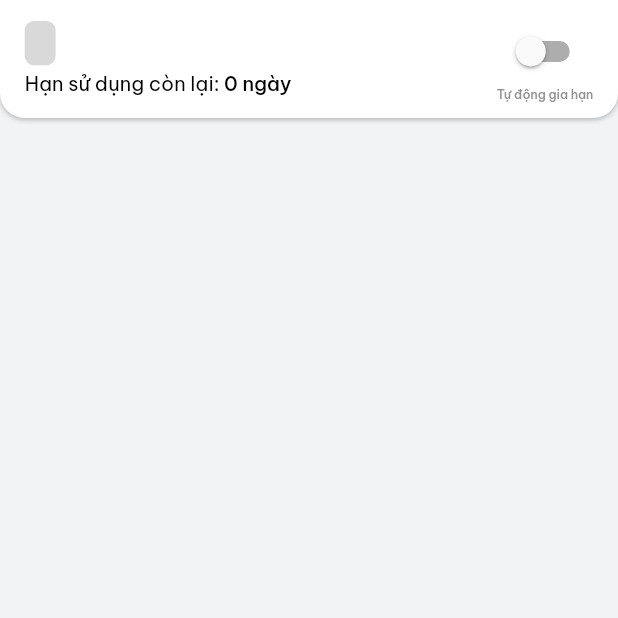
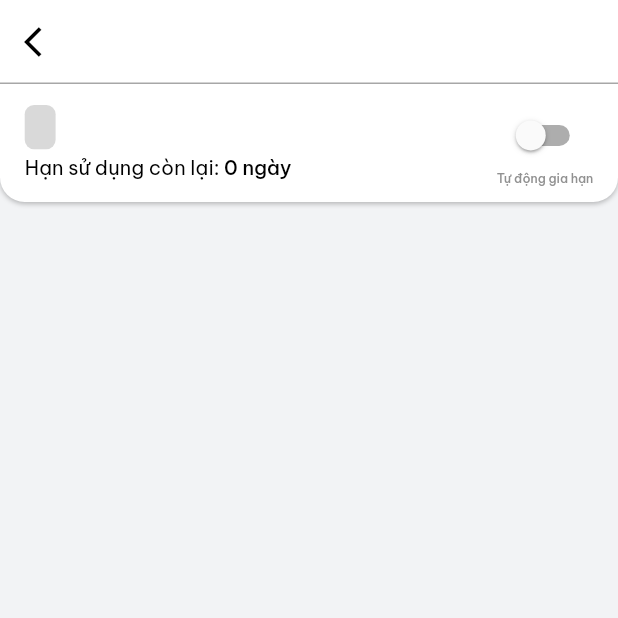
Before and after one commit to spoorknight/Aloshipper, a Flutter app: the ExtendScreen screen opened directly, on a phone screen of 412 x 824 dp, the top half of it. Run offline on Flutter 3.47's test engine with Material 2 defaults, Android fonts, the phone set to English and light mode, and no system bars; our stand-ins replace badges, cached_network_image, device_info_plus, dio, dropdown_button2, equatable and 33 more; missing offline and left inert: expansion_widget, flutter_barcode_scanner, tiengviet; accounts and stored records are empty; generated files the repository leaves out were written again; network calls fail.

Commit message:
feat: add Appbar in extend_screen

```diff
--- a/lib/src/features/extend/extend_screen.dart
+++ b/lib/src/features/extend/extend_screen.dart
@@ -37,6 +37,13 @@ class ExtendScreen extends StatelessWidget {
     return MyScaffold(
       bgColor: Palette.newLightGrey,
       padding: EdgeInsets.zero,
+      appBar: MyAppBar(
+        backgroundColor: Palette.white,
+        leading: InkWell(
+          child: const Icon(Icons.arrow_back_ios, color: Palette.black),
+          onTap: () => AppNavigator.pop(),
+        ),
+      ),
       body: Column(
         children: [
           const InfoExtendWidget(),
```
